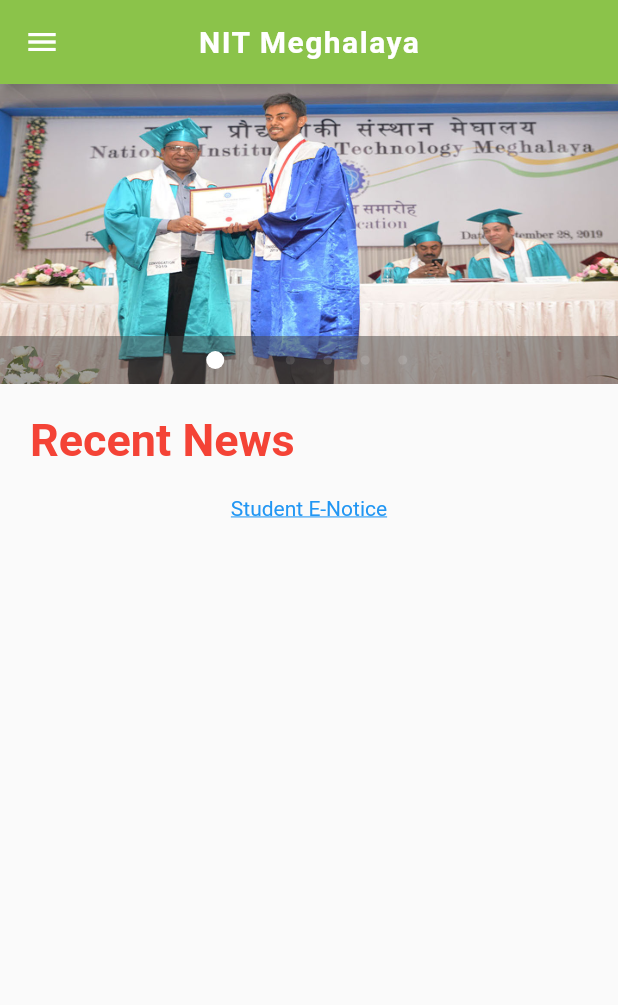
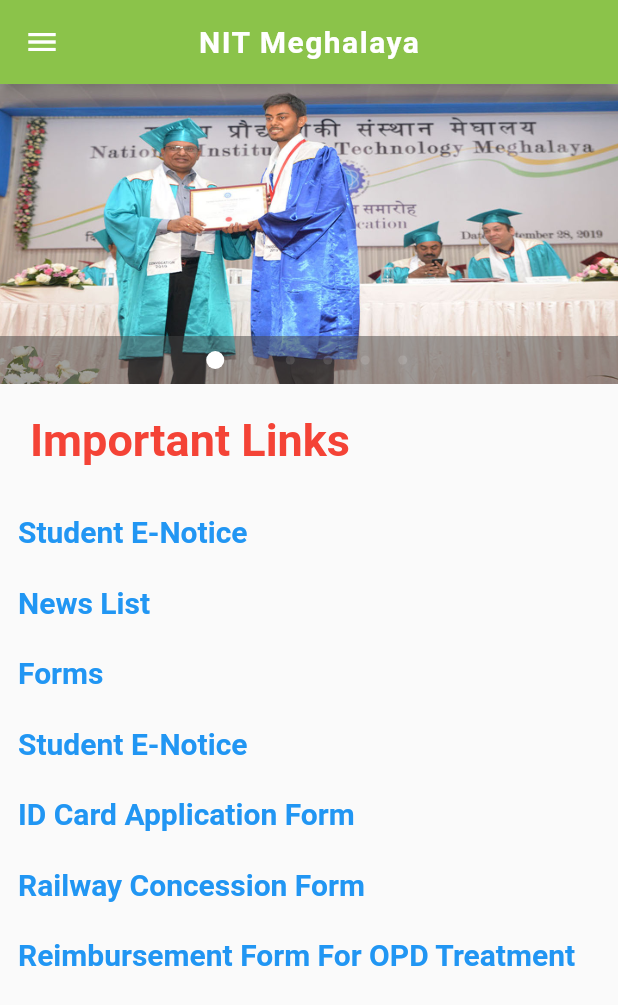
Before and after one commit to srivastavadivyesh4/College-App, a Flutter app: the screen it shows after launch, on a phone screen of 412 x 824 dp. Shown: the top 1005 px of the screen. Run offline on Flutter 3.47's test engine with Material 2 defaults, Android fonts, the phone set to English and light mode, and no system bars; drawn by our look-alikes of carousel_pro.

Commit message:
mess_menu_list added

```diff
--- a/lib/components/News.dart
+++ b/lib/components/News.dart
@@ -1,6 +1,6 @@
 
 import 'package:flutter/material.dart';
-//import 'package:url_launcher/url_launcher.dart';
+import 'package:url_launcher/url_launcher.dart'; // URL Launcher for hyperlinking
 
 class News extends StatefulWidget {
   @override
@@ -10,31 +10,255 @@ class News extends StatefulWidget {
 class _NewsState extends State<News> {
 
 
-    /*void launch_url(String url)async{
+    _launchURL1()async{              // URL launch function for all links
 
-     const url:'http://www.nitmeghalaya.in/nitmeghalaya/students_notice';
+     const url1='http://www.nitmeghalaya.in/nitmeghalaya/students_notice';
 
-     if(await canLaunch(url)){
-       await launch(url);
+     if(await canLaunch(url1)){
+       await launch(url1);
      }
-   }*/
+     else{
+       throw 'Cannot launch $url1';
+     }
+   }
+
+     _launchURL2()async{
+
+     const url2='http://nitmeghalaya.in/nitmeghalaya/news';
+
+     if(await canLaunch(url2)){
+       await launch(url2);
+     }
+     else{
+       throw 'Cannot launch $url2';
+     }
+   }
+
+    _launchURL3()async{
+
+     const url3='http://nitmeghalaya.in/nitmeghalaya/p/forms';
+
+     if(await canLaunch(url3)){
+       await launch(url3);
+     }
+     else{
+       throw 'Cannot launch $url3';
+     }
+   }
+
+   _launchURL4()async{
+
+     const url4='http://nitmeghalaya.in/nitmeghalaya/ckfinder/userfiles/files/ID-Card%20Application%20Form.docx';
+
+     if(await canLaunch(url4)){
+       await launch(url4);
+     }
+     else{
+       throw 'Cannot launch $url4';
+     }
+   }
+
+   _launchURL5()async{
+
+     const url5='http://nitmeghalaya.in/nitmeghalaya/ckfinder/userfiles/files/application%20form_concession.docx';
+
+     if(await canLaunch(url5)){
+       await launch(url5);
+     }
+     else{
+       throw 'Cannot launch $url5';
+     }
+   }
+
+   _launchURL6()async{
+
+     const url6='http://nitmeghalaya.in/nitmeghalaya/ckfinder/userfiles/files/F12-S%20-%20Student%20Reimbursement%20Form%20For%20OPD%20Treatment.docx';
+
+     if(await canLaunch(url6)){
+       await launch(url6);
+     }
+     else{
+       throw 'Cannot launch $url6';
+     }
+   }
+
+    _launchURL7()async{
+
+     const url7='http://nitmeghalaya.in/nitmeghalaya/ckfinder/userfiles/files/F11-S%20-%20Student%20Reimbursement%20Form%20For%20Indoor%20(Hospitalised)%20Treatment.docx';
+
+     if(await canLaunch(url7)){
+       await launch(url7);
+     }
+     else{
+       throw 'Cannot launch $url7';
+     }
+   }
 
   @override
   Widget build(BuildContext context) {
-    return Container(
+    return Scaffold(
 
-         child: Column(
+        body: ListView(       // All hyperlink text is put in a scrollable listview
 
-           children: <Widget>[
+         children: <Widget>[
 
-               GestureDetector(
-                 child:Text("Student E-Notice", style:TextStyle(decoration: TextDecoration.underline, color:Colors.blue)),
-                 onTap:(){}
-               )
+           GestureDetector(      // for on-tap activity on the hyperlinks
 
-           ],
+             child: Padding(
+               padding: const EdgeInsets.all(12.0),  // padding of the hyperlinked list
+               child: Text("Student E-Notice",
+               style: TextStyle(
 
-         ),
+                  color: Colors.blue,
+                  fontSize: 20.0,
+                  fontWeight: FontWeight.bold,
+
+               ),
+
+               ),
+             ),
+
+             onTap: _launchURL1,     // on-tapping calling the function
+           ),
+
+           GestureDetector(
+
+             child: Padding(
+               padding: const EdgeInsets.all(12.0),
+               child: Text("News List",
+               style: TextStyle(
+
+                  color: Colors.blue,
+                  fontSize: 20.0,
+                  fontWeight: FontWeight.bold,
+
+               ),
+
+               ),
+             ),
+
+             onTap: _launchURL2,
+           ),
+
+         GestureDetector(
+
+             child: Padding(
+               padding: const EdgeInsets.all(12.0),
+               child: Text("Forms",
+               style: TextStyle(
+
+                  color: Colors.blue,
+                  fontSize: 20.0,
+                  fontWeight: FontWeight.bold,
+
+               ),
+
+               ),
+             ),
+
+             onTap: _launchURL3,
+           ),
+
+            GestureDetector(
+
+             child: Padding(
+               padding: const EdgeInsets.all(12.0),
+               child: Text("Student E-Notice",
+               style: TextStyle(
+
+                  color: Colors.blue,
+                  fontSize: 20.0,
+                  fontWeight: FontWeight.bold,
+
+               ),
+
+               ),
+             ),
+
+             onTap: _launchURL1,
+           ),
+
+           GestureDetector(
+
+             child: Padding(
+               padding: const EdgeInsets.all(12.0),
+               child: Text("ID Card Application Form",
+               style: TextStyle(
+
+                  color: Colors.blue,
+                  fontSize: 20.0,
+                  fontWeight: FontWeight.bold,
+
+               ),
+
+               ),
+             ),
+
+             onTap: _launchURL4,
+           ),
+
+           GestureDetector(
+
+             child: Padding(
+               padding: const EdgeInsets.all(12.0),
+               child: Text("Railway Concession Form",
+               style: TextStyle(
+
+                  color: Colors.blue,
+                  fontSize: 20.0,
+                  fontWeight: FontWeight.bold,
+
+               ),
+
+               ),
+             ),
+
+             onTap: _launchURL5,
+           ),
+
+
+
+           GestureDetector(
+
+             child: Padding(
+               padding: const EdgeInsets.all(12.0),
+               child: Text("Reimbursement Form For OPD Treatment",
+               style: TextStyle(
+
+                  color: Colors.blue,
+                  fontSize: 20.0,
+                  fontWeight: FontWeight.bold,
+
+               ),
+
+               ),
+             ),
+
+             onTap: _launchURL6,
+           ),
+
+                         GestureDetector(
+
+             child: Padding(
+               padding: const EdgeInsets.all(12.0),
+               child: Text("Reimbursement Form For Indoor (Hospitalised) Treatment [DOCX]",
+               style: TextStyle(
+
+                  color: Colors.blue,
+                  fontSize: 20.0,
+                  fontWeight: FontWeight.bold,
+
+               ),
+
+               ),
+             ),
+
+             onTap: _launchURL7,
+           ),
+
+
+         ],
+        ),
     );
   }
 }
--- a/lib/main.dart
+++ b/lib/main.dart
@@ -2,6 +2,7 @@
  import 'package:flutter/material.dart'; // package in flutter
  import 'package:carousel_pro/carousel_pro.dart';
  import 'package:practise/components/News.dart';
+ import 'package:practise/components/Mess_Menu.dart';
 
    void main(){
      runApp(MaterialApp(
@@ -122,7 +123,13 @@ class _HomepageState extends State<Homepage> {
            // Mess Menu
 
                 InkWell(
-              onTap: (){},
+
+              onTap: (){
+                Navigator.push(context,
+                MaterialPageRoute(builder: (context)=>Mess()),
+                );
+              },
+
               child: ListTile(
               title: Text('Mess Menu'),
               leading: Icon(Icons.fastfood, color: Colors.yellow,),
@@ -189,7 +196,7 @@ class _HomepageState extends State<Homepage> {
 
             new Padding(
                  padding: const EdgeInsets.all(20.0),
-                child: new Text('Recent News', style: TextStyle(color: Colors.red, fontSize: 30.0, fontWeight: FontWeight.bold) ,
+                child: new Text('Important Links', style: TextStyle(color: Colors.red, fontSize: 30.0, fontWeight: FontWeight.bold) ,
                 ),
             ),
 
```
Also changed, not shown: lib/components/Mess_Menu.dart (added, +89 -0 lines).
